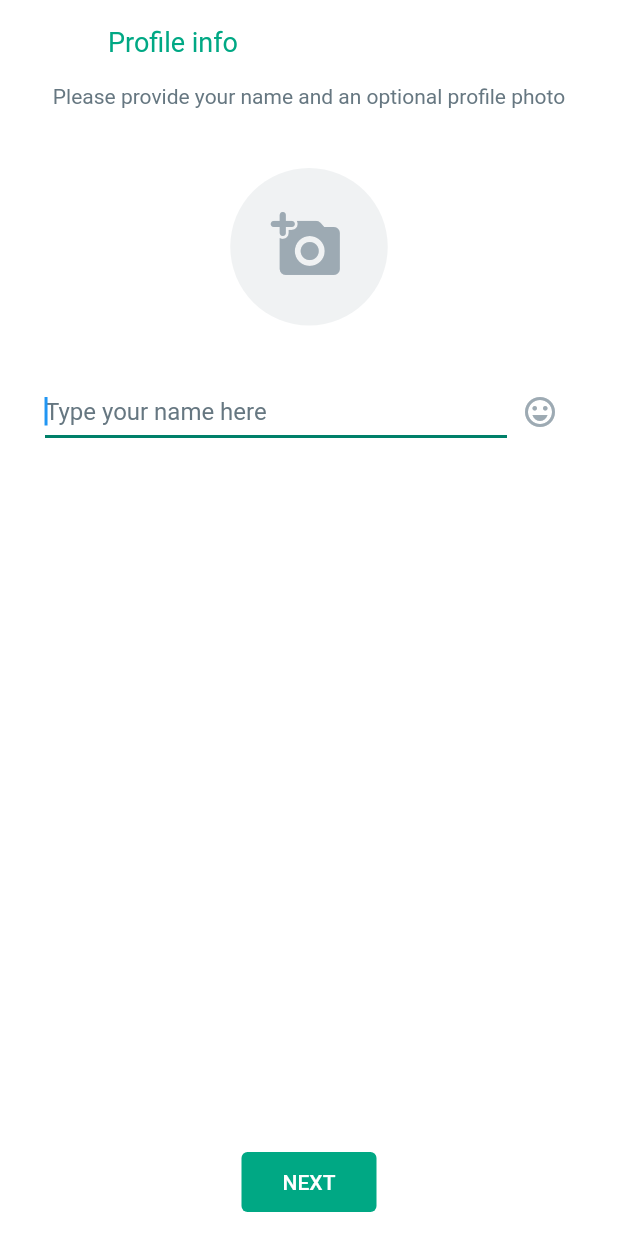
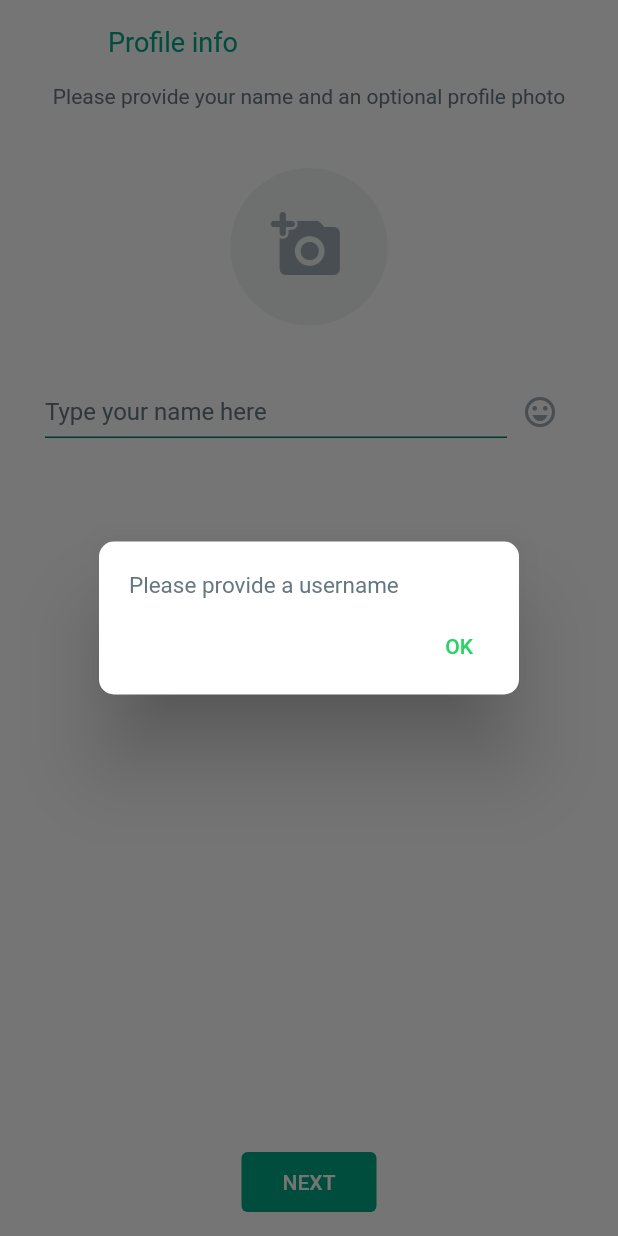
Before and after one commit to gitcoder-23/flutter_whatsapp_fb, a Flutter app: the UserInfoPage screen opened by its route, after a tap on "NEXT", on a phone screen of 412 x 824 dp. Run offline on Flutter 3.47's test engine with Material 2 defaults, Android fonts, the phone set to English and light mode, and no system bars; our stand-ins replace cloud_firestore, country_picker, firebase_auth, firebase_core, firebase_storage, flutter_riverpod and 1 more; missing offline and left inert: photo_manager; accounts and stored records are empty.

Commit message:
firebase image & User upload ready

```diff
--- a/Help.txt
+++ b/Help.txt
@@ -1,5 +1,5 @@
 // Flutter Whatsapp Clone
-
+for Firebase--> flutter-whatsapp
 
 
 
@@ -23,6 +23,8 @@ https://youtube.com/playlist?list=PLKVW6d8dj19TgglsvNcWq0OzKXUMZtUqL
 phone Authentication vid- 7
 
 Image Picker Camera & File vid- 8
+
+Firebase-Store-Ops vid--> 9
 
 Part- 9
 
--- a/lib/common/routes/routes.dart
+++ b/lib/common/routes/routes.dart
@@ -1,6 +1,7 @@
 import 'package:flutter/material.dart';
 import 'package:flutter_whatsapp_fb/pages/auth/login_page.dart';
 import 'package:flutter_whatsapp_fb/pages/auth/verification_page.dart';
+import 'package:flutter_whatsapp_fb/pages/home_page.dart';
 import 'package:flutter_whatsapp_fb/pages/user_info_page.dart';
 import 'package:flutter_whatsapp_fb/pages/welcome_page.dart';
 
@@ -9,6 +10,7 @@ class Routes {
   static const String login = 'login';
   static const String verification = 'verification';
   static const String userInfo = 'userinfo';
+  static const String home = 'home';
 
   static Route<dynamic> onGenerateRoute(RouteSettings settings) {
     switch (settings.name) {
@@ -32,6 +34,10 @@ class Routes {
         return MaterialPageRoute(
           builder: (context) => const UserInfoPage(),
         );
+      case home:
+        return MaterialPageRoute(
+          builder: (context) => const HomePage(),
+        );
       default:
         return MaterialPageRoute(
           builder: (context) => const Scaffold(
--- a/lib/main.dart
+++ b/lib/main.dart
@@ -4,7 +4,7 @@ import 'package:flutter_riverpod/flutter_riverpod.dart';
 import 'package:flutter_whatsapp_fb/common/routes/routes.dart';
 import 'package:flutter_whatsapp_fb/common/theme/dark_theme.dart';
 import 'package:flutter_whatsapp_fb/common/theme/light_theme.dart';
-import 'package:flutter_whatsapp_fb/pages/user_info_page.dart';
+import 'package:flutter_whatsapp_fb/pages/welcome_page.dart';
 
 // void main() {
 //   runApp(const MyApp());
@@ -37,7 +37,7 @@ class MyApp extends StatelessWidget {
       theme: lightTheme(),
       darkTheme: darkTheme(),
       themeMode: ThemeMode.system,
-      home: const UserInfoPage(),
+      home: const WelcomePage(),
       onGenerateRoute: Routes.onGenerateRoute,
     );
   }
--- a/lib/pages/auth/login_page.dart
+++ b/lib/pages/auth/login_page.dart
@@ -71,15 +71,15 @@ class _LoginPageState extends ConsumerState<LoginPage> {
     final countryCode = countryCodeController.text;
 
     if (phoneNumber.isEmpty) {
-      return ShowAlertDialog(
+      return showAlertDialog(
           context: context, message: "Please enter your phone number");
     } else if (phoneNumber.length < 9) {
-      return ShowAlertDialog(
+      return showAlertDialog(
           context: context,
           message:
               "The phone number you entered is too short for the cuntry: $countryName. \n\nInclude your area code if you haven't");
     } else if (phoneNumber.length > 10) {
-      return ShowAlertDialog(
+      return showAlertDialog(
         context: context,
         message:
             "The phone number you entered is too long for the country: $countryName",
--- a/lib/pages/user_info_page.dart
+++ b/lib/pages/user_info_page.dart
@@ -4,8 +4,10 @@ import 'dart:io';
 import 'dart:typed_data';
 
 import 'package:flutter/material.dart';
+import 'package:flutter_riverpod/flutter_riverpod.dart';
 import 'package:flutter_whatsapp_fb/common/extension/custom_theme_extension.dart';
 import 'package:flutter_whatsapp_fb/components/constants/colors.dart';
+import 'package:flutter_whatsapp_fb/pages/auth/controller/auth_controller.dart';
 import 'package:flutter_whatsapp_fb/pages/image_picker_page.dart';
 import 'package:flutter_whatsapp_fb/widgets/custom_elevated_button.dart';
 import 'package:flutter_whatsapp_fb/widgets/custom_icon_button.dart';
@@ -14,16 +16,44 @@ import 'package:flutter_whatsapp_fb/widgets/short_h_bar.dart';
 import 'package:flutter_whatsapp_fb/widgets/show_alert_dialog.dart';
 import 'package:image_picker/image_picker.dart';
 
-class UserInfoPage extends StatefulWidget {
+class UserInfoPage extends ConsumerStatefulWidget {
   const UserInfoPage({super.key});
 
   @override
-  State<UserInfoPage> createState() => _UserInfoPageState();
+  ConsumerState<UserInfoPage> createState() => _UserInfoPageState();
 }
 
-class _UserInfoPageState extends State<UserInfoPage> {
+class _UserInfoPageState extends ConsumerState<UserInfoPage> {
   File? imageCamera;
   Uint8List? imageGallery;
+
+  late TextEditingController userNameController;
+
+  saveUserDataToFirebase() {
+    print('saveUserDataToFirebase');
+    String username = userNameController.text;
+
+    if (username.isEmpty) {
+      return showAlertDialog(
+        context: context,
+        message: "Please provide a username",
+      );
+    } else if (username.length < 3 || username.length > 20) {
+      return showAlertDialog(
+        context: context,
+        message: "Username length should be between 3-20",
+      );
+    }
+
+    // By using Flutter_Riverpod Provider
+    ref.read(authControllerProvider).saveUserInfoToFirebase(
+          username: username,
+          profileImage: imageCamera ?? imageGallery ?? '',
+          // ref: ref,
+          context: context,
+          mounted: mounted,
+        );
+  }
 
   imagePickerTypeBottomSheet() {
     return showModalBottomSheet(
@@ -101,7 +131,7 @@ class _UserInfoPageState extends State<UserInfoPage> {
         imageGallery = null;
       });
     } catch (e) {
-      ShowAlertDialog(context: context, message: e.toString());
+      showAlertDialog(context: context, message: e.toString());
     }
   }
 
@@ -131,6 +161,18 @@ class _UserInfoPageState extends State<UserInfoPage> {
         )
       ],
     );
+  }
+
+  @override
+  void initState() {
+    userNameController = TextEditingController();
+    super.initState();
+  }
+
+  @override
+  void dispose() {
+    userNameController.dispose();
+    super.dispose();
   }
 
   @override
@@ -201,8 +243,9 @@ class _UserInfoPageState extends State<UserInfoPage> {
               children: [
                 const SizedBox(width: 10),
                 // Issue of "hasSize" use Expand
-                const Expanded(
+                Expanded(
                     child: CustomTextField(
+                  controller: userNameController,
                   hintText: 'Type your name here',
                   textAlign: TextAlign.left,
                   autoFocus: true,
@@ -223,7 +266,7 @@ class _UserInfoPageState extends State<UserInfoPage> {
         btnHeight: 40,
         btnWidth: 90,
         btnName: 'NEXT',
-        onBtnPressed: () {},
+        onBtnPressed: saveUserDataToFirebase,
       ),
     );
   }
--- a/lib/widgets/show_alert_dialog.dart
+++ b/lib/widgets/show_alert_dialog.dart
@@ -1,7 +1,7 @@
 import 'package:flutter/material.dart';
 import 'package:flutter_whatsapp_fb/common/extension/custom_theme_extension.dart';
 
-ShowAlertDialog({
+showAlertDialog({
   required BuildContext context,
   required String message,
   String? btnText,
```
Also changed, not shown: lib/common/models/user_model.dart (added, +43 -0 lines), lib/common/repository/firebase_storage_repository.dart (added, +32 -0 lines), lib/pages/auth/auth_repository/auth_repository.dart (+57 -7 lines), lib/pages/auth/controller/auth_controller.dart (+22 -1 lines), lib/pages/home_page.dart (added, +12 -0 lines), lib/widgets/show_loading_dialog.dart (added, +40 -0 lines).
